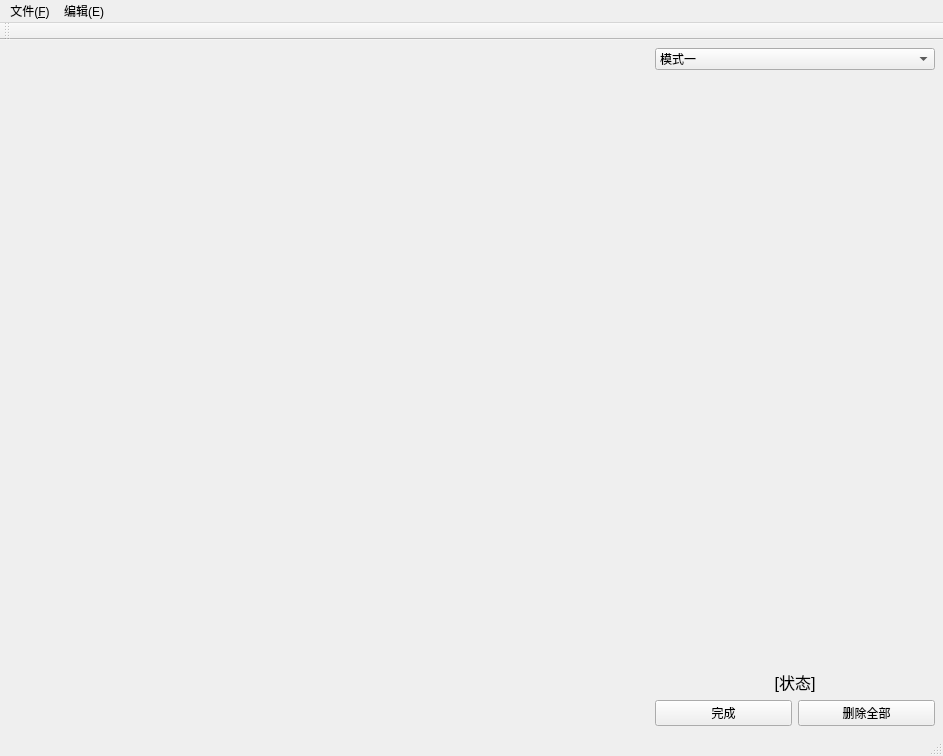
First picture: the form in Graphics_demo/src/ui/MainWindow.ui, repository Xie-Long-0/GraphicsDemo, before the edit.
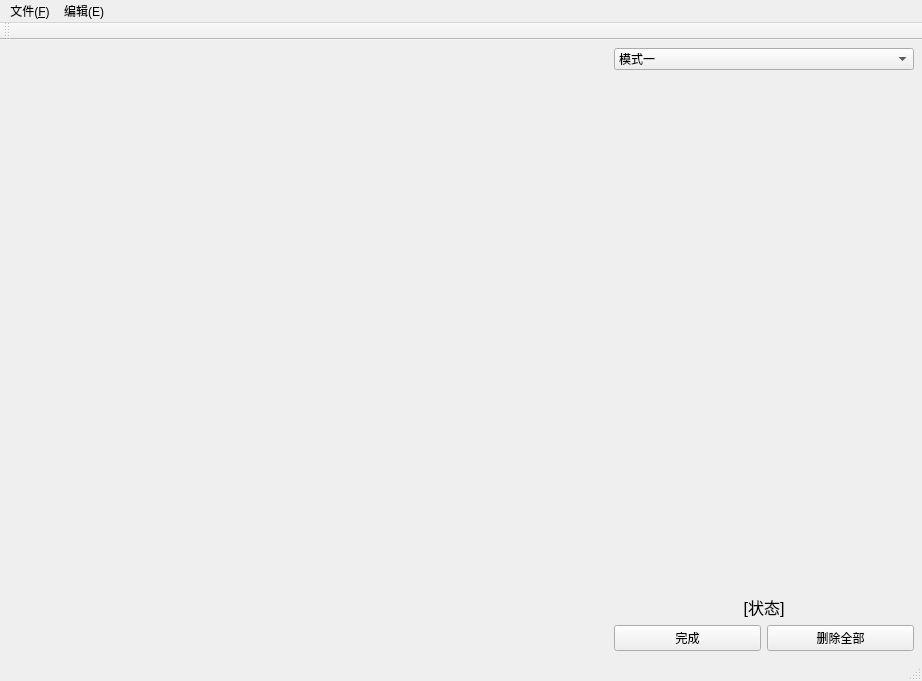
Second picture: the form after the edit.

Patch:
```diff
--- a/Graphics_demo/src/ui/MainWindow.ui
+++ b/Graphics_demo/src/ui/MainWindow.ui
@@ -6,8 +6,8 @@
    <rect>
     <x>0</x>
     <y>0</y>
-    <width>943</width>
-    <height>756</height>
+    <width>922</width>
+    <height>681</height>
    </rect>
   </property>
   <property name="windowTitle">
@@ -34,8 +34,8 @@
      <widget class="QWidget" name="view_widget" native="true">
       <property name="minimumSize">
        <size>
-        <width>400</width>
-        <height>400</height>
+        <width>600</width>
+        <height>600</height>
        </size>
       </property>
      </widget>
@@ -44,12 +44,30 @@
      <widget class="QWidget" name="right_widget" native="true">
       <property name="minimumSize">
        <size>
-        <width>280</width>
+        <width>300</width>
         <height>0</height>
        </size>
       </property>
       <layout class="QVBoxLayout" name="verticalLayout">
        <property name="spacing">
+        <number>0</number>
+       </property>
+       <property name="leftMargin">
+        <number>0</number>
+       </property>
+       <property name="topMargin">
+        <number>0</number>
+       </property>
+       <property name="rightMargin">
+        <number>0</number>
+       </property>
+       <property name="bottomMargin">
+        <number>0</number>
+       </property>
+       <item>
+        <widget class="QWidget" name="r_main_widget" native="true">
+         <layout class="QVBoxLayout" name="verticalLayout_2">
+          <property name="spacing">
         <number>6</number>
        </property>
        <property name="leftMargin">
@@ -84,7 +102,7 @@
          <property name="sizeHint" stdset="0">
           <size>
            <width>20</width>
-           <height>40</height>
+              <height>557</height>
           </size>
          </property>
         </spacer>
@@ -125,6 +143,12 @@
       </layout>
      </widget>
     </item>
+       <item>
+        <widget class="QWidget" name="r_pop_widget" native="true"/>
+       </item>
+      </layout>
+     </widget>
+    </item>
    </layout>
   </widget>
   <widget class="QMenuBar" name="menuBar">
@@ -132,7 +156,7 @@
     <rect>
      <x>0</x>
      <y>0</y>
-     <width>943</width>
+     <width>922</width>
      <height>26</height>
     </rect>
    </property>
```
Lines whose indentation alone changed are shown as unchanged.
